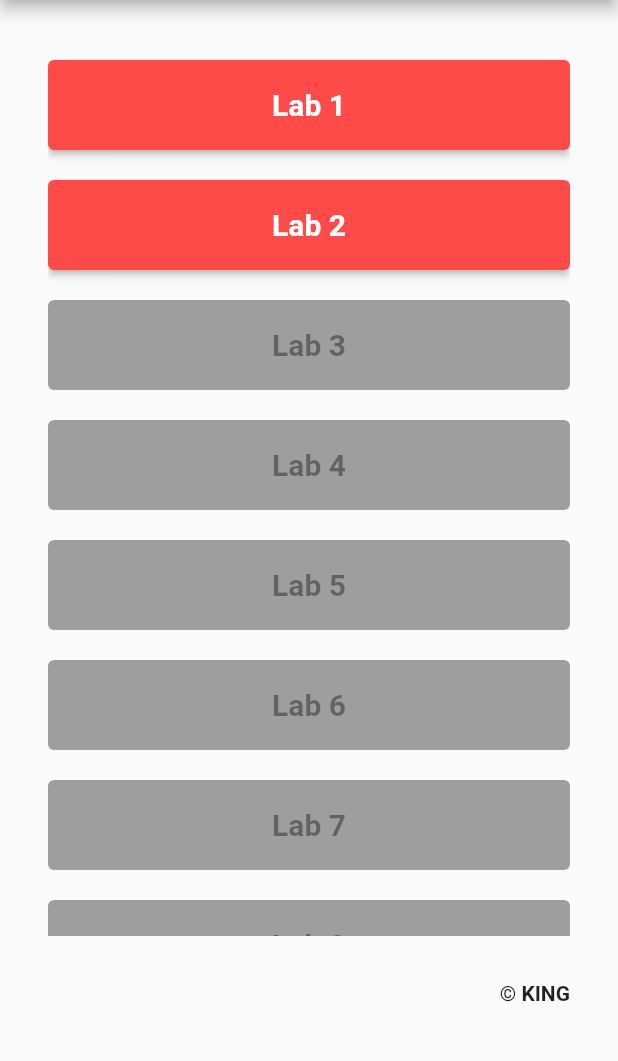
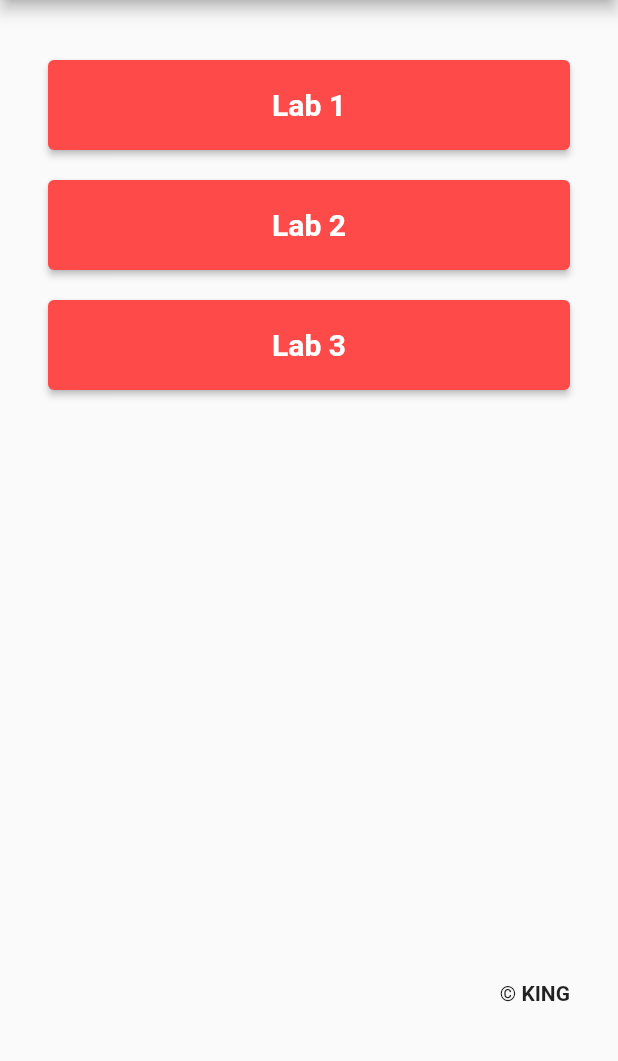
Before and after one commit to Grifon333/computer_graphics, a Flutter app: the screen it shows after launch, on a phone screen of 412 x 824 dp, the part 84-1145 px from its top. Run offline on Flutter 3.47's test engine with Material 2 defaults, Android fonts, the phone set to English and light mode, and no system bars.

Commit message:
lab3: create screen

```diff
--- a/lib/ui/navigation/main_navigation.dart
+++ b/lib/ui/navigation/main_navigation.dart
@@ -3,12 +3,15 @@ import 'package:graphics/ui/widgets/labs/lab1/lab1_model.dart';
 import 'package:graphics/ui/widgets/labs/lab1/lab1_widget.dart';
 import 'package:graphics/ui/widgets/labs/lab2/lab2_model.dart';
 import 'package:graphics/ui/widgets/labs/lab2/lab2_widget.dart';
+import 'package:graphics/ui/widgets/labs/lab3/lab3_model.dart';
+import 'package:graphics/ui/widgets/labs/lab3/lab3_widget.dart';
 import 'package:graphics/ui/widgets/mainScreen/mainScreen.dart';
 
 class MainNavigationNameRoute {
   static const main = '/';
   static const lab1 = '/lab1';
   static const lab2 = '/lab2';
+  static const lab3 = '/lab3';
 }
 
 class MainNavigation {
@@ -22,6 +25,10 @@ class MainNavigation {
       create: () => Lab2Model(),
       child: const Lab2Widget(),
     ),
+    MainNavigationNameRoute.lab3: (context) => NotifierProvider(
+      create: () => Lab3Model(),
+      child: const Lab3Widget(),
+    ),
   };
   final initialRoute = MainNavigationNameRoute.main;
 }
--- a/lib/ui/widgets/labs/lab2/lab2_widget.dart
+++ b/lib/ui/widgets/labs/lab2/lab2_widget.dart
@@ -15,6 +15,7 @@ class Lab2Widget extends StatelessWidget {
     return Scaffold(
       appBar: AppBar(
         title: const Text('Lab2'),
+        backgroundColor: Colors.green,
         actions: [
           IconButton(
             onPressed: () => model.reset(),
--- /dev/null
+++ b/lib/ui/widgets/labs/lab3/lab3_model.dart
@@ -0,0 +1,5 @@
+import 'package:flutter/cupertino.dart';
+
+class Lab3Model extends ChangeNotifier {
+
+}
--- a/lib/ui/widgets/mainScreen/mainScreen.dart
+++ b/lib/ui/widgets/mainScreen/mainScreen.dart
@@ -1,5 +1,6 @@
 import 'package:flutter/material.dart';
 import 'package:graphics/Theme/app_colors.dart';
+import 'package:graphics/ui/navigation/main_navigation.dart';
 
 class MainScreen extends StatelessWidget {
   const MainScreen({Key? key}) : super(key: key);
@@ -73,8 +74,8 @@ class _ListButtons extends StatelessWidget {
 
   @override
   Widget build(BuildContext context) {
-    const count = 2;
-    const all = 8;
+    final count = MainNavigation().routes.length;
+    const all = 3;
 
     return SizedBox(
       height: MediaQuery.of(context).size.height - 200,
```
Also changed, not shown: lib/ui/widgets/labs/lab3/lab3_widget.dart (added, +14 -0 lines).
